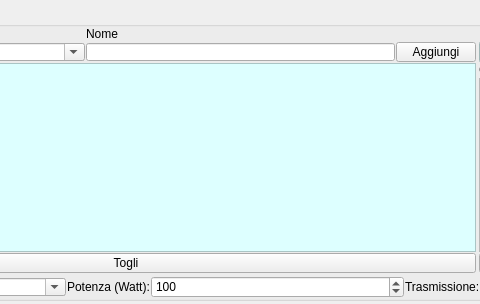
Qt form tx.ui (DoppiaZeta/RFLog) before a commit; both pictures show x 227 to 707 and y 0 to 304 of the 965 by 304 pixel window.
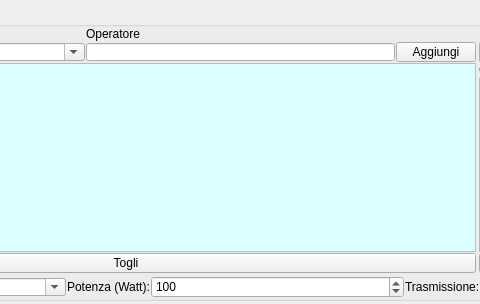
The same form after that commit.

Diff of the .ui file:
```diff
--- a/tx.ui
+++ b/tx.ui
@@ -111,7 +111,7 @@
            <item row="0" column="1">
             <widget class="QLabel" name="label_3">
              <property name="text">
-              <string>Nome</string>
+              <string>Operatore</string>
              </property>
             </widget>
            </item>
```
